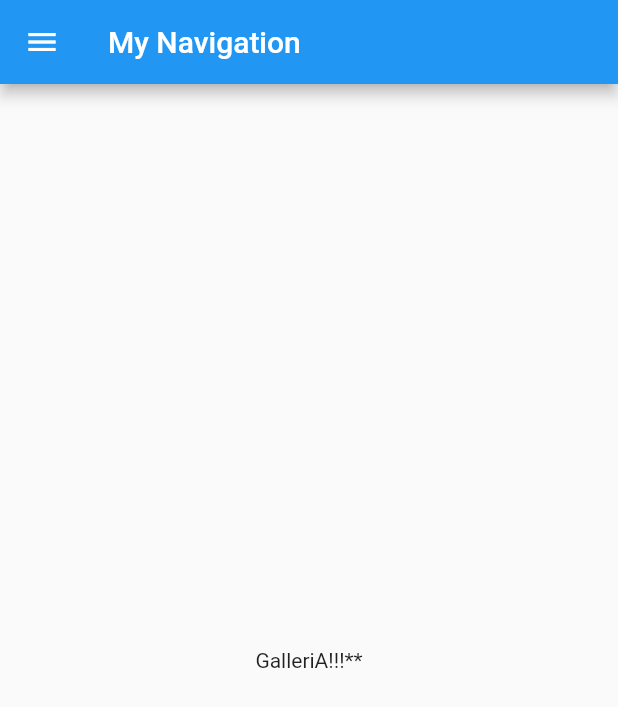
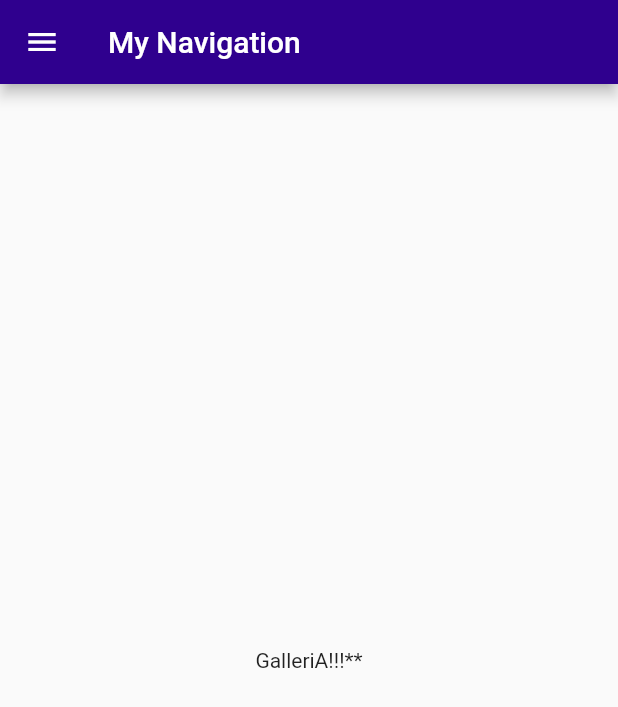
Before and after one commit to ealvan/dartProjectIHC, a Flutter app: the Nav screen opened directly, on a phone screen of 412 x 824 dp. Shown: the top 707 px of the screen. Run offline on Flutter 3.47's test engine with Material 2 defaults, Android fonts, the phone set to English and light mode, and no system bars; our stand-ins replace charts_flutter; missing offline and left inert: flutter_auth_buttons.

Commit message:
creando el main de verdad

```diff
--- a/lib/main.dart
+++ b/lib/main.dart
@@ -1,148 +1,18 @@
-import 'package:tabs_flutter/estudio_time/login.dart';
 import 'package:flutter/material.dart';
-import 'package:tabs_flutter/estudio_time/valid_aux.dart';
-import 'package:tabs_flutter/estudio_time/Usuarios.dart';
-import 'package:tabs_flutter/estudio_time/Recovery.dart';
-import 'package:flutter_localizations/flutter_localizations.dart';
-import 'package:tabs_flutter/generated/l10n.dart';
-import 'package:tabs_flutter/charts/home.dart';
-import 'package:tabs_flutter/charts/pie.dart';
-import 'package:tabs_flutter/charts/horBar.dart';
-import 'package:tabs_flutter/charts/areaChart.dart';
-import 'package:tabs_flutter/charts/pointChart.dart';
+import 'package:tabs_flutter/estudio_time/nav.dart';
 
 void main() {
-  runApp(MyApp());
+  runApp(Aplicacion());
 }
 
-final m5 = Padding(
-  padding: EdgeInsets.all(8.0),
-  child: Container(
-    child: Center(
-      child: Column(
-        children: <Widget>[
-          Text(
-            'Tasa de remuneraciones por jugadores',
-            style: TextStyle(fontSize: 24.0, fontWeight: FontWeight.bold),
-          ),
-          Expanded(
-            child: PointsLineChart.withSampleData(),
-          ),
-        ],
-      ),
-    ),
-  ),
-);
-final m4 = Padding(
-  padding: EdgeInsets.all(8.0),
-  child: Container(
-    child: Center(
-      child: Column(
-        children: <Widget>[
-          Text(
-            'Lesiones por temporada',
-            style: TextStyle(fontSize: 24.0, fontWeight: FontWeight.bold),
-          ),
-          Expanded(
-            child: AreaAndLineChart.withSampleData(),
-          ),
-        ],
-      ),
-    ),
-  ),
-);
-final m3 = Padding(
-  padding: EdgeInsets.all(8.0),
-  child: Container(
-    child: Center(
-      child: Column(
-        children: <Widget>[
-          Text(
-            'Taza de intercambio por equipo',
-            style: TextStyle(fontSize: 24.0, fontWeight: FontWeight.bold),
-          ),
-          Expanded(
-            child: HorizontalBarChart.withSampleData(),
-          ),
-        ],
-      ),
-    ),
-  ),
-);
-final m2 = Padding(
-  padding: EdgeInsets.all(8.0),
-  child: Container(
-    child: Center(
-      child: Column(
-        children: <Widget>[
-          Text(
-            'Porcentaje de contribucion al equipo Alianza Lima',
-            style: TextStyle(fontSize: 24.0, fontWeight: FontWeight.bold),
-          ),
-          Expanded(
-            child: MiApp(),
-          ),
-        ],
-      ),
-    ),
-  ),
-);
-final m1 = Padding(
-  padding: EdgeInsets.all(8.0),
-  child: Container(
-    child: Center(
-      child: Column(
-        children: <Widget>[
-          Text(
-            'SO₂ emissions, by world region (in million tonnes)',
-            style: TextStyle(fontSize: 24.0, fontWeight: FontWeight.bold),
-          ),
-          Expanded(
-            child: HomePage(),
-          ),
-        ],
-      ),
-    ),
-  ),
-);
-
-class MyApp extends StatelessWidget {
+class Aplicacion extends StatelessWidget {
   @override
   Widget build(BuildContext context) {
     return MaterialApp(
-      home: DefaultTabController(
-        length: 5,
-        child: Scaffold(
-          appBar: AppBar(
-            bottom: TabBar(
-              tabs: [
-                Tab(icon: Icon(Icons.login_rounded)),
-                Tab(icon: Icon(Icons.person_add_alt_1_rounded)),
-                Tab(icon: Icon(Icons.precision_manufacturing_rounded)),
-                Tab(icon: Icon(Icons.mail_outline_rounded)),
-                Tab(icon: Icon(Icons.login_rounded)),
-              ],
-            ),
-            title: Text('App Alianza Lima'),
-          ),
-          body: TabBarView(
-            children: [
-              HomePage(),
-              m2,
-              m3,
-              m4,
-              m5,
-            ],
-          ),
-        ),
-      ),
-      localizationsDelegates: [
-        GlobalMaterialLocalizations.delegate,
-        GlobalWidgetsLocalizations.delegate,
-        GlobalCupertinoLocalizations.delegate,
-        S.delegate,
-      ],
-      supportedLocales: S.delegate.supportedLocales,
+      title: "Navigation Drawer",
+      home: Nav(),
+      theme: ThemeData(
+          primaryColor: Color(0xFF2F008E), accentColor: Color(0xFFFD0303)),
     );
   }
 }
```
